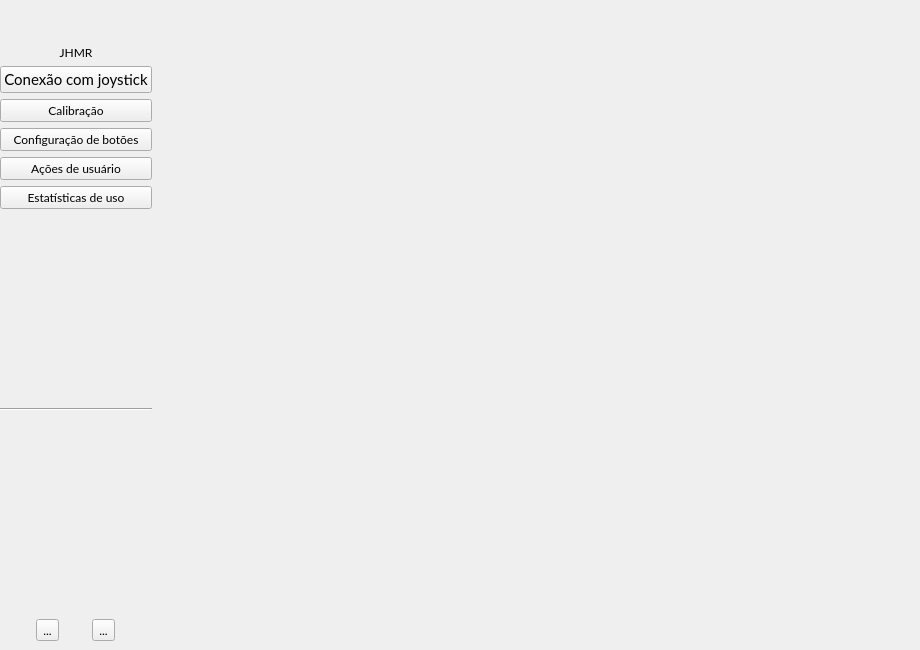
First picture: the form in ui/ui_files/main_window.ui, repository JPCassimiro/JHMR, before the edit.
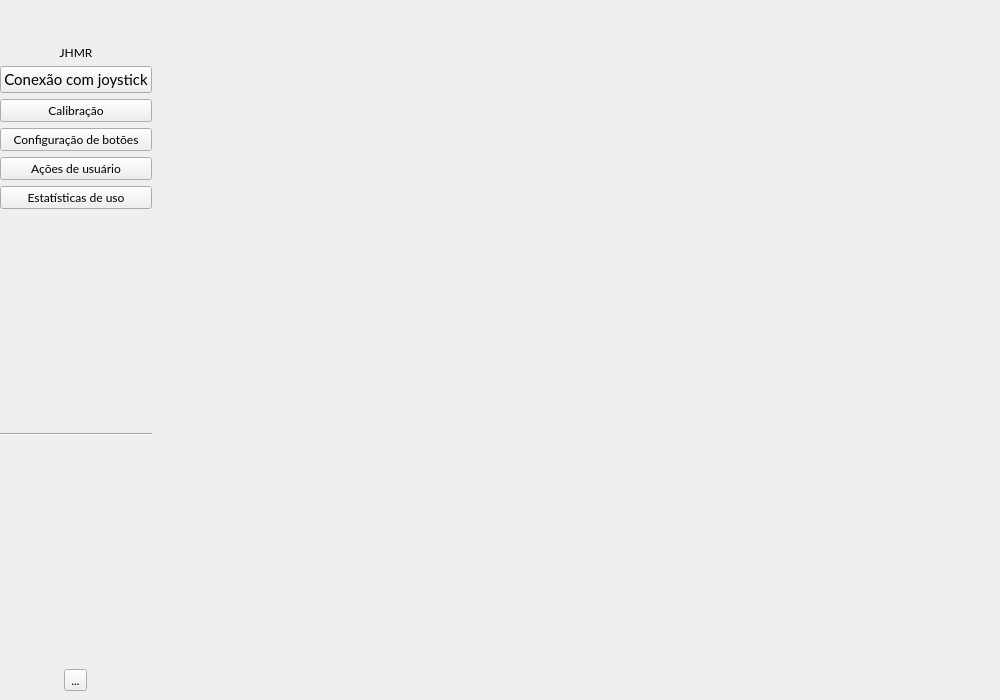
Second picture: the form after the edit. Icons and pictures are not drawn.

What changed in the file:
```diff
--- a/ui/ui_files/main_window.ui
+++ b/ui/ui_files/main_window.ui
@@ -6,8 +6,8 @@
    <rect>
     <x>0</x>
     <y>0</y>
-    <width>920</width>
-    <height>650</height>
+    <width>1000</width>
+    <height>700</height>
    </rect>
   </property>
   <property name="sizePolicy">
@@ -18,8 +18,8 @@
   </property>
   <property name="minimumSize">
    <size>
-    <width>920</width>
-    <height>650</height>
+    <width>1000</width>
+    <height>700</height>
    </size>
   </property>
   <property name="font">
@@ -297,16 +297,6 @@
             </property>
            </widget>
           </item>
-          <item>
-           <widget class="QToolButton" name="homeButton">
-            <property name="text">
-             <string>...</string>
-            </property>
-            <property name="icon">
-             <iconset theme="QIcon::ThemeIcon::GoHome"/>
-            </property>
-           </widget>
-          </item>
          </layout>
         </widget>
        </item>
```
Left out of the diff: 2 changed lines with no effect on the pictures.
